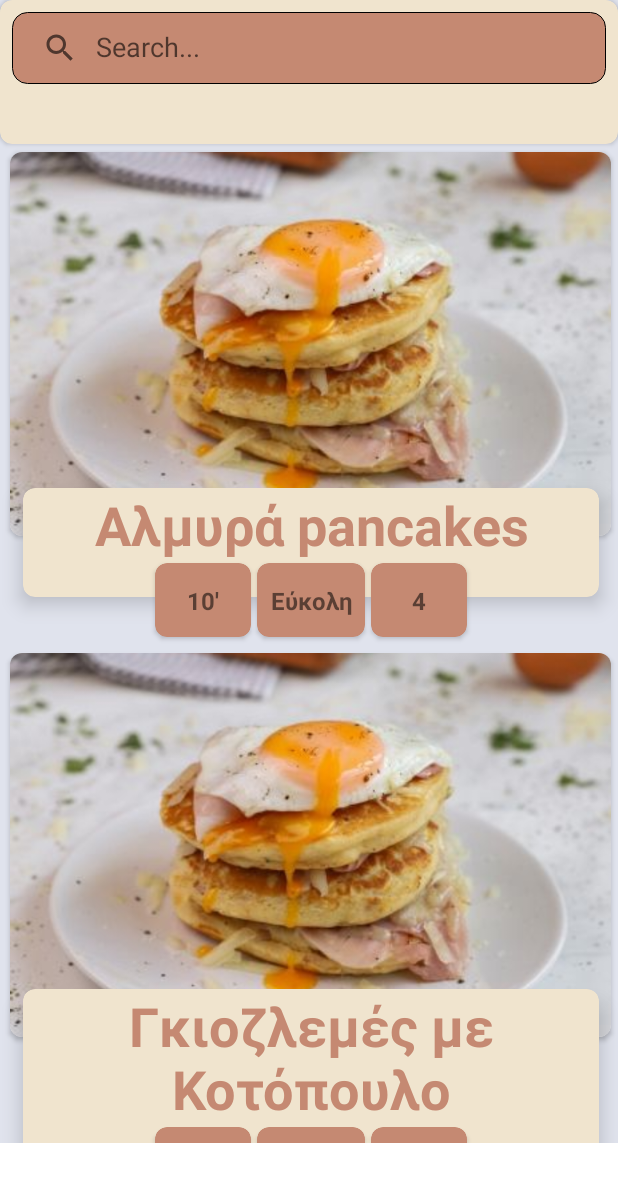
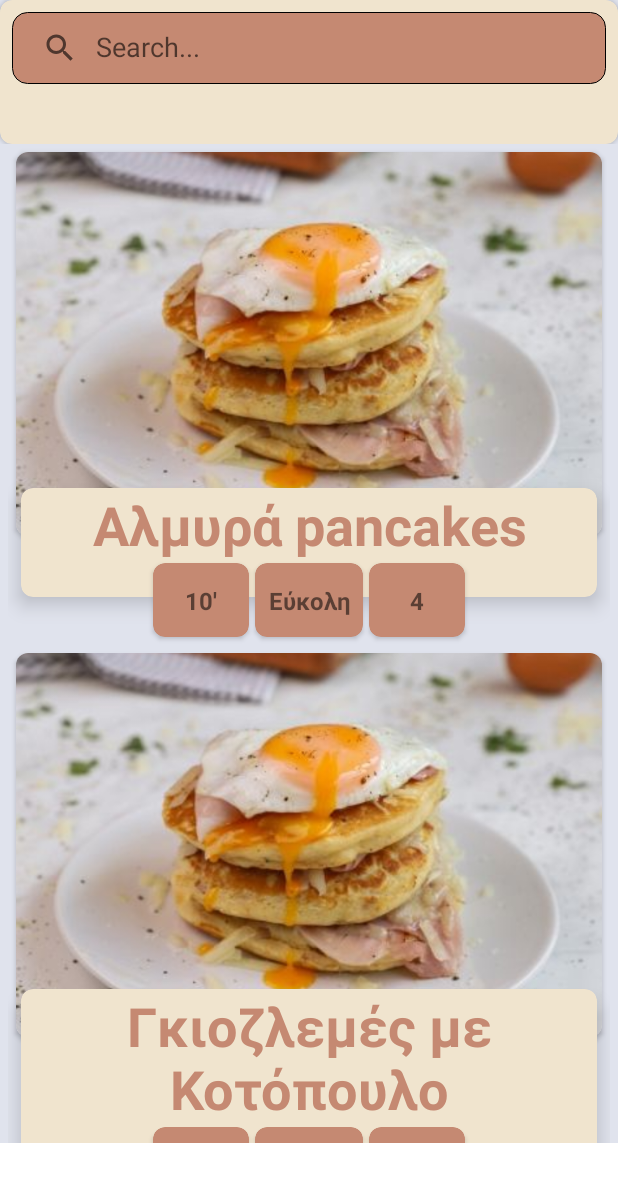
Before and after one commit to romGki/Cook_em_all, an Android app: the screen it shows after launch (RecipesList), on a phone screen of 412 x 824 dp. Shown: the top 1182 px of the screen. Run offline under Robolectric (Android 15) with nearby library versions, the phone set to English and light mode, and no system bars.

Commit message:
sort of fixed layout.

```diff
--- a/app/src/main/res/layout/activity_recipeslist.xml
+++ b/app/src/main/res/layout/activity_recipeslist.xml
@@ -12,48 +12,46 @@
         android:layout_width="match_parent"
         android:layout_height="wrap_content"
         android:orientation="vertical"
+        app:layout_constraintBottom_toTopOf="@id/recipesRV"
         app:layout_constraintEnd_toEndOf="parent"
         app:layout_constraintStart_toStartOf="parent"
-        app:layout_constraintTop_toTopOf="parent"
-        app:layout_constraintBottom_toBottomOf="parent">
+        app:layout_constraintTop_toTopOf="parent">
 
         <androidx.cardview.widget.CardView
             android:id="@+id/searchcard"
             android:layout_width="match_parent"
             android:layout_height="96dp"
             android:elevation="10dp"
+            app:cardBackgroundColor="#f0e4ce"
             app:cardCornerRadius="8dp"
-        app:cardBackgroundColor="#f0e4ce"
+            app:layout_constraintBottom_toTopOf="@+id/recipesRV"
             app:layout_constraintEnd_toEndOf="parent"
             app:layout_constraintStart_toStartOf="parent"
-        app:layout_constraintTop_toTopOf="parent"
-        app:layout_constraintBottom_toTopOf="@+id/recipesRV">
+            app:layout_constraintTop_toTopOf="parent">
 
             <android.widget.SearchView
                 android:id="@+id/searchView"
-            android:iconifiedByDefault="false"
                 android:layout_width="match_parent"
                 android:layout_height="wrap_content"
                 android:layout_margin="8dp"
                 android:background="@drawable/search_shape"
+                android:iconifiedByDefault="false"
                 android:queryHint="Search..."
                 app:layout_constraintEnd_toEndOf="parent"
                 app:layout_constraintStart_toStartOf="parent"
                 app:layout_constraintTop_toTopOf="parent" />
 
         </androidx.cardview.widget.CardView>
-
+    </LinearLayout>
 
     <androidx.recyclerview.widget.RecyclerView
         android:id="@+id/recipesRV"
-            android:layout_width="411dp"
+        android:layout_width="401dp"
         android:layout_height="666dp"
-            android:layout_marginStart="1dp"
-            android:layout_marginEnd="1dp"
+        android:layout_marginStart="8dp"
+        android:layout_marginEnd="8dp"
         app:layout_constraintBottom_toBottomOf="parent"
         app:layout_constraintEnd_toEndOf="parent"
         app:layout_constraintStart_toStartOf="parent"
-            app:layout_constraintTop_toBottomOf="@id/searchcard" />
-
-    </LinearLayout>
+        app:layout_constraintTop_toBottomOf="@id/linearLayout" />
 </androidx.constraintlayout.widget.ConstraintLayout>
--- a/app/src/main/res/layout/itemcards.xml
+++ b/app/src/main/res/layout/itemcards.xml
@@ -12,6 +12,8 @@
         android:layout_margin="5dp"
         android:elevation="10dp"
         app:cardCornerRadius="8dp"
+        android:layout_marginStart="4dp"
+        android:layout_marginEnd="4dp"
         app:layout_constraintEnd_toEndOf="parent"
         app:layout_constraintStart_toStartOf="parent"
         app:layout_constraintTop_toTopOf="parent">
```
Lines whose indentation alone changed are shown as unchanged.
